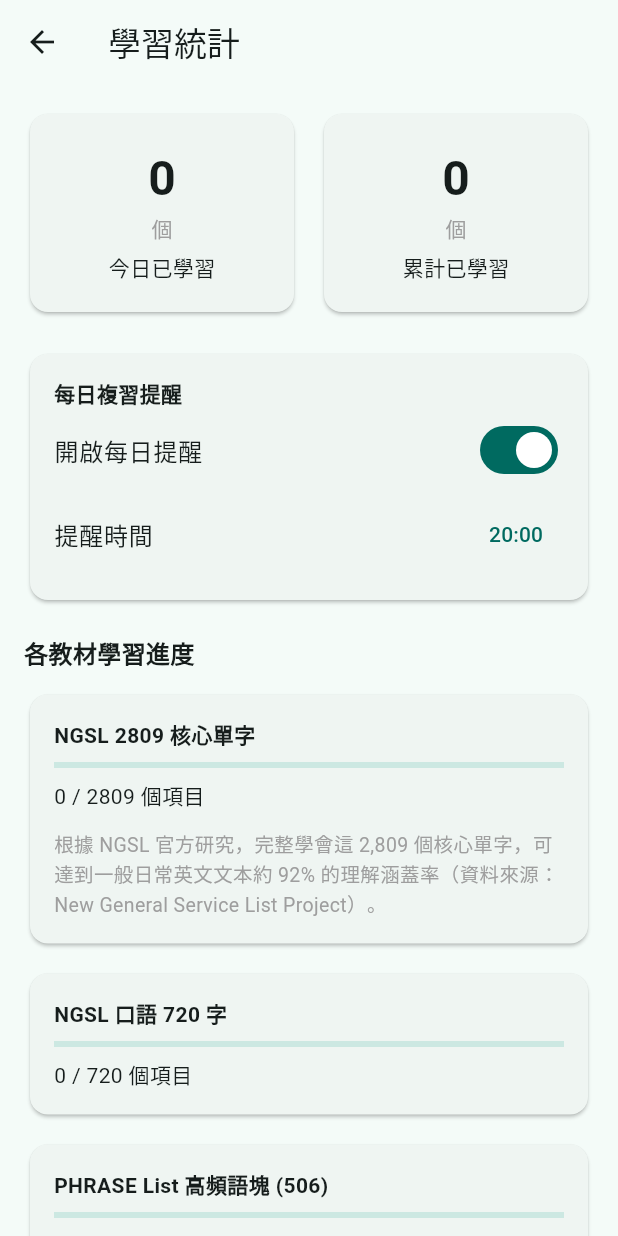
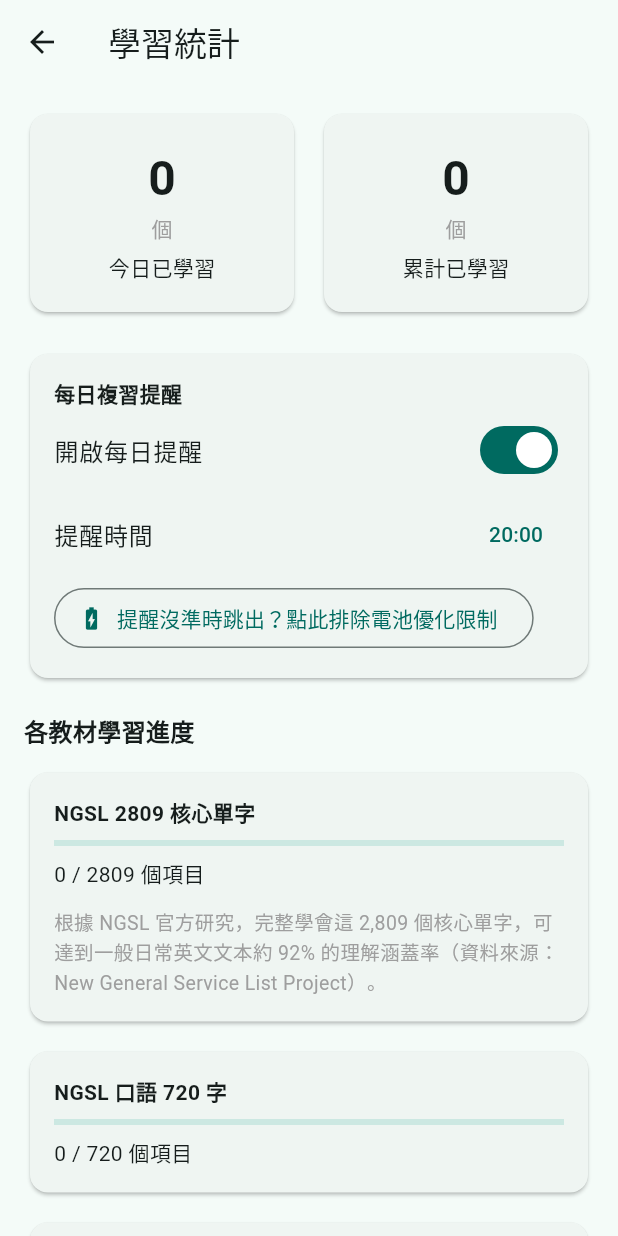
Before and after one commit to lawrence124875/english-learning-app, a Flutter app: the StatsScreen screen opened directly, after a tap on "開啟每日提醒", on a phone screen of 412 x 824 dp. Run offline on Flutter 3.47's test engine with Material 3 defaults, Android fonts, the phone set to English and light mode, and no system bars; our stand-ins replace audio_service, cloud_firestore, firebase_core, firebase_crashlytics, firebase_storage, flutter_local_notifications and 7 more; missing offline and left inert: purchases_flutter; accounts and stored records are empty; network calls fail.

Commit message:
修正提醒時區問題 + App 重開卡住問題 + 加入電池優化排除按鈕
- 關鍵修正：時區從未明確設定，預設是 UTC，導致排程的提醒時間跟裝置
  實際時間對不起來（例如設定晚上8點，實際排到隔天凌晨），改用
  flutter_timezone 取得裝置實際時區
- AudioService.init() 加上 5 秒逾時機制：先前只有 try-catch 攔截
  「立刻丟出的例外」，但重開卡住的情況比較像是「卡住等待」而非
  立刻出錯，單純例外捕捉攔不住，逾時後改用無背景控制器模式繼續啟動
- 新增「排除電池優化限制」按鈕，讓使用者一鍵跳轉系統設定，
  解決很多廠牌省電機制導致排程通知不觸發的問題

```diff
--- a/lib/main.dart
+++ b/lib/main.dart
@@ -1,3 +1,4 @@
+import 'dart:async';
 import 'package:flutter/material.dart';
 import 'package:flutter/foundation.dart';
 import 'package:provider/provider.dart';
@@ -66,13 +67,20 @@ Future<void> main() async {
         androidNotificationChannelName: '英語學習朗讀',
         androidNotificationOngoing: true,
       ),
+    ).timeout(
+      const Duration(seconds: 5),
+      onTimeout: () {
+        throw TimeoutException('AudioService.init() 逾時，可能是前一個背景'
+            '播放行程還沒釋放，改用不含背景播放控制器的模式啟動。');
+      },
     );
   } catch (e, st) {
     debugPrint('背景播放服務初始化失敗，改用純前景播放模式：$e\n$st');
-    // 失敗時不指派 _audioHandler，AppState 會以「沒有背景播放控制器」的
-    // 模式運作：App 仍可正常使用、正常朗讀，只是這次啟動不會有鎖屏/
-    // 通知列控制卡片（通常只會發生在背景服務還沒真正結束的邊緣情況，
-    // 使用者之後把 App 完全滑掉、重新整個開啟一次就會恢復正常）。
+    // 失敗或逾時都不指派 _audioHandler，讓 App 至少能正常開啟、正常使用；
+    // 只是這次啟動不會有鎖屏/通知列控制卡片（通常發生在使用者上次把 App
+    // 整個滑掉、但背景播放的前景服務行程還沒真正結束的邊緣情況）。
+    // 這裡用逾時而不是單純的例外捕捉，是因為這種情況有時候是「卡住等待」
+    // 而不是「立刻丟出錯誤」，單純 try-catch 攔不住卡住的狀況。
   }
 
   runApp(const EnglishLearningApp());
--- a/lib/presentation/screens/stats_screen.dart
+++ b/lib/presentation/screens/stats_screen.dart
@@ -2,6 +2,7 @@ import 'package:flutter/material.dart';
 import 'package:provider/provider.dart';
 import '../providers/app_state.dart';
 import '../../domain/models/word_item.dart';
+import '../../data/sources/notification_service.dart';
 
 /// 學習統計畫面：今日學習數、總計學習數、每日複習提醒設定，
 /// 以及四份教材各自的學習進度（NGSL 2809 額外附上官方公開的
@@ -155,7 +156,7 @@ class _ReminderSectionState extends State<_ReminderSection> {
                 minute: appState.reminderMinute,
               ),
             ),
-            if (appState.reminderEnabled)
+            if (appState.reminderEnabled) ...[
               ListTile(
                 contentPadding: EdgeInsets.zero,
                 title: const Text('提醒時間'),
@@ -179,6 +180,13 @@ class _ReminderSectionState extends State<_ReminderSection> {
                   },
                 ),
               ),
+              const SizedBox(height: 4),
+              OutlinedButton.icon(
+                onPressed: () => NotificationService.requestIgnoreBatteryOptimizations(),
+                icon: const Icon(Icons.battery_charging_full, size: 18),
+                label: const Text('提醒沒準時跳出？點此排除電池優化限制'),
+              ),
+            ],
           ],
         ),
       ),
--- a/pubspec.yaml
+++ b/pubspec.yaml
@@ -23,6 +23,8 @@ dependencies:
   google_mobile_ads: ^9.0.0
   flutter_local_notifications: ^18.0.1
   timezone: ^0.9.4
+  flutter_timezone: ^3.0.1
+  permission_handler: ^11.3.1
 
 dev_dependencies:
   flutter_test:
```
Also changed, not shown: lib/data/sources/notification_service.dart (+25 -0 lines), 1 other file.
